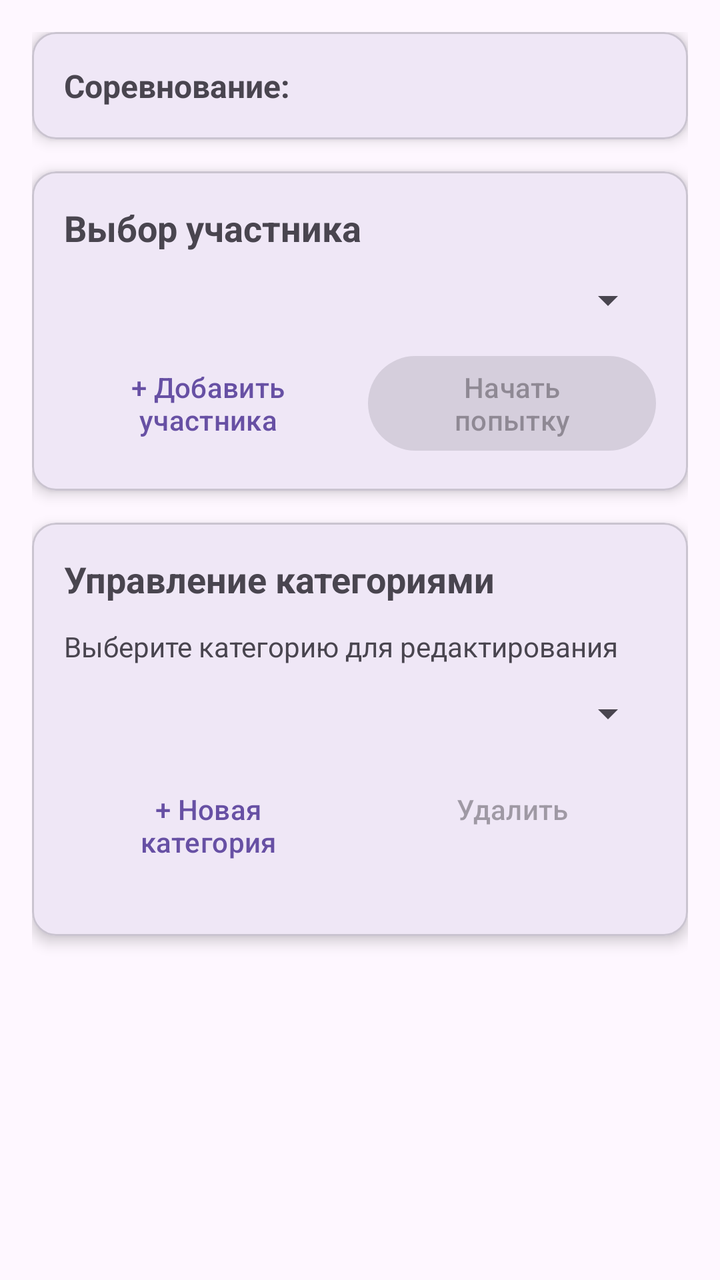
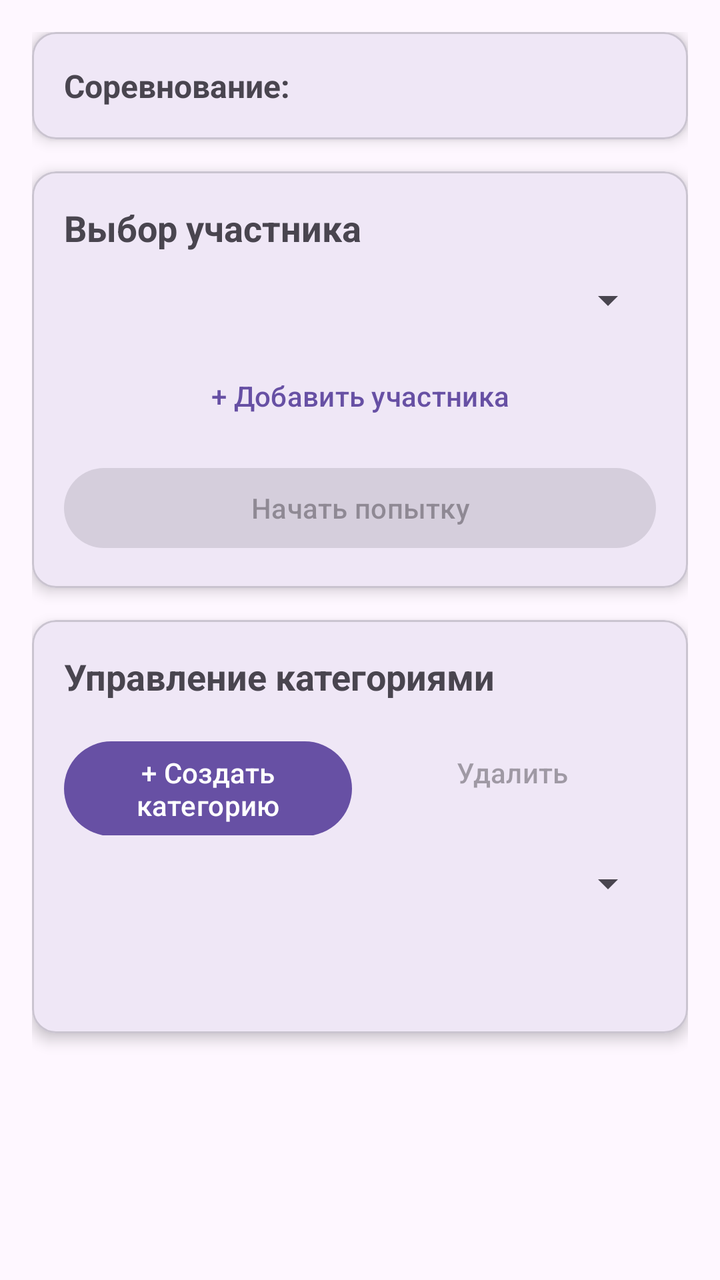

Compare the two renders of this Android layout. The source of the first and the diff that turns it into the second are given below.
<!-- AndroidManifest.xml: application theme Theme.Material3.DayNight.NoActionBar -->
<!-- res/layout/activity_selectors.xml -->
<?xml version="1.0" encoding="utf-8"?>
<ScrollView xmlns:android="http://schemas.android.com/apk/res/android"
    xmlns:app="http://schemas.android.com/apk/res-auto"
    android:layout_width="match_parent"
    android:layout_height="match_parent"
    android:background="?android:attr/colorBackground">

    <LinearLayout
        android:layout_width="match_parent"
        android:layout_height="wrap_content"
        android:orientation="vertical"
        android:padding="16dp">

        
        <com.google.android.material.card.MaterialCardView
            android:layout_width="match_parent"
            android:layout_height="wrap_content"
            android:layout_marginBottom="16dp"
            app:cardElevation="4dp">

            <LinearLayout
                android:layout_width="match_parent"
                android:layout_height="wrap_content"
                android:orientation="vertical"
                android:padding="16dp">

                <TextView
                    android:id="@+id/txtCompetitionInfo"
                    android:layout_width="wrap_content"
                    android:layout_height="wrap_content"
                    android:text="Соревнование: "
                    android:textSize="16sp"
                    android:textStyle="bold"/>
            </LinearLayout>
        </com.google.android.material.card.MaterialCardView>

        
        <com.google.android.material.card.MaterialCardView
            android:layout_width="match_parent"
            android:layout_height="wrap_content"
            android:layout_marginBottom="16dp"
            app:cardElevation="4dp">

            <LinearLayout
                android:layout_width="match_parent"
                android:layout_height="wrap_content"
                android:orientation="vertical"
                android:padding="16dp">

                <TextView
                    android:layout_width="wrap_content"
                    android:layout_height="wrap_content"
                    android:text="Выбор участника"
                    android:textSize="18sp"
                    android:textStyle="bold"
                    android:layout_marginBottom="12dp"/>

                <Spinner
                    android:id="@+id/spinnerParticipant"
                    android:layout_width="match_parent"
                    android:layout_height="wrap_content" />

                <TextView
                    android:id="@+id/txtNoParticipants"
                    android:layout_width="match_parent"
                    android:layout_height="wrap_content"
                    android:text="Нет участников\n\nНажмите кнопку ниже, чтобы добавить"
                    android:textAlignment="center"
                    android:visibility="gone"
                    android:padding="24dp"
                    android:textColor="?android:attr/textColorSecondary"/>

                <LinearLayout
                    android:layout_width="match_parent"
                    android:layout_height="wrap_content"
                    android:orientation="horizontal"
                    android:layout_marginTop="12dp">

                    <Button
                        android:id="@+id/btnAddParticipant"
                        android:layout_width="0dp"
                        android:layout_height="wrap_content"
                        android:layout_weight="1"
                        android:text="+ Добавить участника"
                        android:layout_marginEnd="8dp"
                        style="@style/Widget.Material3.Button.TextButton"/>

                    <Button
                        android:id="@+id/btnStartAttempt"
                        android:layout_width="0dp"
                        android:layout_height="wrap_content"
                        android:layout_weight="1"
                        android:text="Начать попытку"
                        android:enabled="false"
                        style="@style/Widget.Material3.Button"/>
                </LinearLayout>
            </LinearLayout>
        </com.google.android.material.card.MaterialCardView>

        
        <com.google.android.material.card.MaterialCardView
            android:layout_width="match_parent"
            android:layout_height="wrap_content"
            android:layout_marginBottom="16dp"
            app:cardElevation="4dp">

            <LinearLayout
                android:layout_width="match_parent"
                android:layout_height="wrap_content"
                android:orientation="vertical"
                android:padding="16dp">

                <TextView
                    android:layout_width="wrap_content"
                    android:layout_height="wrap_content"
                    android:text="Управление категориями"
                    android:textSize="18sp"
                    android:textStyle="bold"
                    android:layout_marginBottom="12dp"/>

                <TextView
                    android:layout_width="wrap_content"
                    android:layout_height="wrap_content"
                    android:text="Выберите категорию для редактирования"
                    android:textSize="14sp"
                    android:textColor="?android:attr/textColorSecondary"
                    android:layout_marginBottom="12dp"/>

                <Spinner
                    android:id="@+id/spinnerCategory"
                    android:layout_width="match_parent"
                    android:layout_height="wrap_content"
                    android:layout_marginBottom="12dp" />

                <LinearLayout
                    android:layout_width="match_parent"
                    android:layout_height="wrap_content"
                    android:orientation="horizontal"
                    android:layout_marginBottom="16dp">

                    <Button
                        android:id="@+id/btnAddCategory"
                        android:layout_width="0dp"
                        android:layout_height="wrap_content"
                        android:layout_weight="1"
                        android:text="+ Новая категория"
                        android:layout_marginEnd="8dp"
                        style="@style/Widget.Material3.Button.TextButton"/>

                    <Button
                        android:id="@+id/btnDeleteCategory"
                        android:layout_width="0dp"
                        android:layout_height="wrap_content"
                        android:layout_weight="1"
                        android:text="Удалить"
                        android:enabled="false"
                        style="@style/Widget.Material3.Button.TextButton"/>
                </LinearLayout>
            </LinearLayout>
        </com.google.android.material.card.MaterialCardView>

        
        <LinearLayout
            android:id="@+id/categoryFormPanel"
            android:layout_width="match_parent"
            android:layout_height="wrap_content"
            android:orientation="vertical"
            android:visibility="gone">

            
            <com.google.android.material.card.MaterialCardView
                android:layout_width="match_parent"
                android:layout_height="wrap_content"
                android:layout_marginBottom="16dp"
                app:cardElevation="4dp">

                <LinearLayout
                    android:layout_width="match_parent"
                    android:layout_height="wrap_content"
                    android:orientation="vertical"
                    android:padding="16dp">

                    <TextView
                        android:layout_width="wrap_content"
                        android:layout_height="wrap_content"
                        android:text="Параметры категории"
                        android:textSize="16sp"
                        android:textStyle="bold"
                        android:layout_marginBottom="16dp"/>

                    <com.google.android.material.textfield.TextInputLayout
                        android:layout_width="match_parent"
                        android:layout_height="wrap_content"
                        android:hint="Название категории"
                        style="@style/Widget.Material3.TextInputLayout.OutlinedBox">

                        <com.google.android.material.textfield.TextInputEditText
                            android:id="@+id/etCategoryName"
                            android:layout_width="match_parent"
                            android:layout_height="wrap_content"
                            android:inputType="textCapWords"/>
                    </com.google.android.material.textfield.TextInputLayout>

                    <com.google.android.material.textfield.TextInputLayout
                        android:layout_width="match_parent"
                        android:layout_height="wrap_content"
                        android:hint="Лимит времени (секунды)"
                        style="@style/Widget.Material3.TextInputLayout.OutlinedBox">

                        <com.google.android.material.textfield.TextInputEditText
                            android:id="@+id/etTimeLimit"
                            android:layout_width="match_parent"
                            android:layout_height="wrap_content"
                            android:inputType="numberDecimal"
                            android:text="120"/>
                    </com.google.android.material.textfield.TextInputLayout>

                    <com.google.android.material.textfield.TextInputLayout
                        android:layout_width="match_parent"
                        android:layout_height="wrap_content"
                        android:hint="Количество закладок"
                        style="@style/Widget.Material3.TextInputLayout.OutlinedBox">

                        <com.google.android.material.textfield.TextInputEditText
                            android:id="@+id/etHidesCount"
                            android:layout_width="match_parent"
                            android:layout_height="wrap_content"
                            android:inputType="number"
                            android:text="5"/>
                    </com.google.android.material.textfield.TextInputLayout>

                    <com.google.android.material.textfield.TextInputLayout
                        android:layout_width="match_parent"
                        android:layout_height="wrap_content"
                        android:hint="Максимальный балл"
                        style="@style/Widget.Material3.TextInputLayout.OutlinedBox">

                        <com.google.android.material.textfield.TextInputEditText
                            android:id="@+id/etMaxScore"
                            android:layout_width="match_parent"
                            android:layout_height="wrap_content"
                            android:inputType="number"
                            android:text="100"/>
                    </com.google.android.material.textfield.TextInputLayout>
                </LinearLayout>
            </com.google.android.material.card.MaterialCardView>

            
            <com.google.android.material.card.MaterialCardView
                android:layout_width="match_parent"
                android:layout_height="wrap_content"
                android:layout_marginBottom="16dp"
                app:cardElevation="4dp">

                <LinearLayout
                    android:layout_width="match_parent"
                    android:layout_height="wrap_content"
                    android:orientation="vertical"
                    android:padding="16dp">

                    <TextView
                        android:layout_width="wrap_content"
                        android:layout_height="wrap_content"
                        android:text="Правила штрафов"
                        android:textSize="16sp"
                        android:textStyle="bold"/>

                    <TextView
                        android:layout_width="wrap_content"
                        android:layout_height="wrap_content"
                        android:text="flat - фиксированный штраф, progressive - прогрессивный (каждое нарушение дороже)"
                        android:textSize="12sp"
                        android:textColor="?android:attr/textColorSecondary"
                        android:layout_marginTop="4dp"
                        android:layout_marginBottom="16dp"/>

                    <LinearLayout
                        android:id="@+id/penaltyRulesContainer"
                        android:layout_width="match_parent"
                        android:layout_height="wrap_content"
                        android:orientation="vertical"/>

                    <Button
                        android:id="@+id/btnAddPenaltyRule"
                        android:layout_width="wrap_content"
                        android:layout_height="wrap_content"
                        android:text="+ Добавить правило штрафа"
                        android:layout_marginTop="12dp"
                        style="@style/Widget.Material3.Button.TextButton"/>
                </LinearLayout>
            </com.google.android.material.card.MaterialCardView>

            
            <com.google.android.material.card.MaterialCardView
                android:layout_width="match_parent"
                android:layout_height="wrap_content"
                android:layout_marginBottom="16dp"
                app:cardElevation="4dp">

                <LinearLayout
                    android:layout_width="match_parent"
                    android:layout_height="wrap_content"
                    android:padding="16dp">

                    <Button
                        android:id="@+id/btnSaveCategory"
                        android:layout_width="match_parent"
                        android:layout_height="wrap_content"
                        android:text="Сохранить категорию"
                        android:textSize="16sp"/>
                </LinearLayout>
            </com.google.android.material.card.MaterialCardView>

        </LinearLayout>

    </LinearLayout>
</ScrollView>
<!-- resources referenced by this layout -->
<resources>

</resources>

<!-- the commit's change to res/layout/activity_selectors.xml (unified diff, before → after) -->
@@ -70,30 +70,22 @@
                     android:padding="24dp"
                     android:textColor="?android:attr/textColorSecondary"/>
 
-                <LinearLayout
+                <Button
+                    android:id="@+id/btnAddParticipant"
                     android:layout_width="match_parent"
                     android:layout_height="wrap_content"
-                    android:orientation="horizontal"
-                    android:layout_marginTop="12dp">
+                    android:text="+ Добавить участника"
+                    android:layout_marginTop="12dp"
+                    style="@style/Widget.Material3.Button.TextButton"/>
 
-                    <Button
-                        android:id="@+id/btnAddParticipant"
-                        android:layout_width="0dp"
-                        android:layout_height="wrap_content"
-                        android:layout_weight="1"
-                        android:text="+ Добавить участника"
-                        android:layout_marginEnd="8dp"
-                        style="@style/Widget.Material3.Button.TextButton"/>
-
-                    <Button
-                        android:id="@+id/btnStartAttempt"
-                        android:layout_width="0dp"
-                        android:layout_height="wrap_content"
-                        android:layout_weight="1"
-                        android:text="Начать попытку"
-                        android:enabled="false"
-                        style="@style/Widget.Material3.Button"/>
-                </LinearLayout>
+                <Button
+                    android:id="@+id/btnStartAttempt"
+                    android:layout_width="match_parent"
+                    android:layout_height="wrap_content"
+                    android:text="Начать попытку"
+                    android:layout_marginTop="8dp"
+                    android:enabled="false"
+                    style="@style/Widget.Material3.Button"/>
             </LinearLayout>
         </com.google.android.material.card.MaterialCardView>
 
@@ -118,34 +110,20 @@
                     android:textStyle="bold"
                     android:layout_marginBottom="12dp"/>
 
-                <TextView
-                    android:layout_width="wrap_content"
-                    android:layout_height="wrap_content"
-                    android:text="Выберите категорию для редактирования"
-                    android:textSize="14sp"
-                    android:textColor="?android:attr/textColorSecondary"
-                    android:layout_marginBottom="12dp"/>
-
-                <Spinner
-                    android:id="@+id/spinnerCategory"
-                    android:layout_width="match_parent"
-                    android:layout_height="wrap_content"
-                    android:layout_marginBottom="12dp" />
-
                 <LinearLayout
                     android:layout_width="match_parent"
                     android:layout_height="wrap_content"
                     android:orientation="horizontal"
-                    android:layout_marginBottom="16dp">
+                    android:layout_marginBottom="12dp">
 
                     <Button
                         android:id="@+id/btnAddCategory"
                         android:layout_width="0dp"
                         android:layout_height="wrap_content"
                         android:layout_weight="1"
-                        android:text="+ Новая категория"
+                        android:text="+ Создать категорию"
                         android:layout_marginEnd="8dp"
-                        style="@style/Widget.Material3.Button.TextButton"/>
+                        style="@style/Widget.Material3.Button"/>
 
                     <Button
                         android:id="@+id/btnDeleteCategory"
@@ -156,162 +134,25 @@
                         android:enabled="false"
                         style="@style/Widget.Material3.Button.TextButton"/>
                 </LinearLayout>
+
+                <Spinner
+                    android:id="@+id/spinnerCategory"
+                    android:layout_width="match_parent"
+                    android:layout_height="wrap_content"
+                    android:layout_marginBottom="12dp" />
+
+                <TextView
+                    android:id="@+id/tvCategoryInfo"
+                    android:layout_width="match_parent"
+                    android:layout_height="wrap_content"
+                    android:text=""
+                    android:textSize="14sp"
+                    android:padding="8dp"
+                    android:background="?android:attr/selectableItemBackground"
+                    android:typeface="monospace"/>
+
             </LinearLayout>
         </com.google.android.material.card.MaterialCardView>
 
-        
-        <LinearLayout
-            android:id="@+id/categoryFormPanel"
-            android:layout_width="match_parent"
-            android:layout_height="wrap_content"
-            android:orientation="vertical"
-            android:visibility="gone">
-
-            
-            <com.google.android.material.card.MaterialCardView
-                android:layout_width="match_parent"
-                android:layout_height="wrap_content"
-                android:layout_marginBottom="16dp"
-                app:cardElevation="4dp">
-
-                <LinearLayout
-                    android:layout_width="match_parent"
-                    android:layout_height="wrap_content"
-                    android:orientation="vertical"
-                    android:padding="16dp">
-
-                    <TextView
-                        android:layout_width="wrap_content"
-                        android:layout_height="wrap_content"
-                        android:text="Параметры категории"
-                        android:textSize="16sp"
-                        android:textStyle="bold"
-                        android:layout_marginBottom="16dp"/>
-
-                    <com.google.android.material.textfield.TextInputLayout
-                        android:layout_width="match_parent"
-                        android:layout_height="wrap_content"
-                        android:hint="Название категории"
-                        style="@style/Widget.Material3.TextInputLayout.OutlinedBox">
-
-                        <com.google.android.material.textfield.TextInputEditText
-                            android:id="@+id/etCategoryName"
-                            android:layout_width="match_parent"
-                            android:layout_height="wrap_content"
-                            android:inputType="textCapWords"/>
-                    </com.google.android.material.textfield.TextInputLayout>
-
-                    <com.google.android.material.textfield.TextInputLayout
-                        android:layout_width="match_parent"
-                        android:layout_height="wrap_content"
-                        android:hint="Лимит времени (секунды)"
-                        style="@style/Widget.Material3.TextInputLayout.OutlinedBox">
-
-                        <com.google.android.material.textfield.TextInputEditText
-                            android:id="@+id/etTimeLimit"
-                            android:layout_width="match_parent"
-                            android:layout_height="wrap_content"
-                            android:inputType="numberDecimal"
-                            android:text="120"/>
-                    </com.google.android.material.textfield.TextInputLayout>
-
-                    <com.google.android.material.textfield.TextInputLayout
-                        android:layout_width="match_parent"
-                        android:layout_height="wrap_content"
-                        android:hint="Количество закладок"
-                        style="@style/Widget.Material3.TextInputLayout.OutlinedBox">
-
-                        <com.google.android.material.textfield.TextInputEditText
-                            android:id="@+id/etHidesCount"
-                            android:layout_width="match_parent"
-                            android:layout_height="wrap_content"
-                            android:inputType="number"
-                            android:text="5"/>
-                    </com.google.android.material.textfield.TextInputLayout>
-
-                    <com.google.android.material.textfield.TextInputLayout
-                        android:layout_width="match_parent"
-                        android:layout_height="wrap_content"
-                        android:hint="Максимальный балл"
-                        style="@style/Widget.Material3.TextInputLayout.OutlinedBox">
-
-                        <com.google.android.material.textfield.TextInputEditText
-                            android:id="@+id/etMaxScore"
-                            android:layout_width="match_parent"
-                            android:layout_height="wrap_content"
-                            android:inputType="number"
-                            android:text="100"/>
-                    </com.google.android.material.textfield.TextInputLayout>
-                </LinearLayout>
-            </com.google.android.material.card.MaterialCardView>
-
-            
-            <com.google.android.material.card.MaterialCardView
-                android:layout_width="match_parent"
-                android:layout_height="wrap_content"
-                android:layout_marginBottom="16dp"
-                app:cardElevation="4dp">
-
-                <LinearLayout
-                    android:layout_width="match_parent"
-                    android:layout_height="wrap_content"
-                    android:orientation="vertical"
-                    android:padding="16dp">
-
-                    <TextView
-                        android:layout_width="wrap_content"
-                        android:layout_height="wrap_content"
-                        android:text="Правила штрафов"
-                        android:textSize="16sp"
-                        android:textStyle="bold"/>
-
-                    <TextView
-                        android:layout_width="wrap_content"
-                        android:layout_height="wrap_content"
-                        android:text="flat - фиксированный штраф, progressive - прогрессивный (каждое нарушение дороже)"
-                        android:textSize="12sp"
-                        android:textColor="?android:attr/textColorSecondary"
-                        android:layout_marginTop="4dp"
-                        android:layout_marginBottom="16dp"/>
-
-                    <LinearLayout
-                        android:id="@+id/penaltyRulesContainer"
-                        android:layout_width="match_parent"
-                        android:layout_height="wrap_content"
-                        android:orientation="vertical"/>
-
-                    <Button
-                        android:id="@+id/btnAddPenaltyRule"
-                        android:layout_width="wrap_content"
-                        android:layout_height="wrap_content"
-                        android:text="+ Добавить правило штрафа"
-                        android:layout_marginTop="12dp"
-                        style="@style/Widget.Material3.Button.TextButton"/>
-                </LinearLayout>
-            </com.google.android.material.card.MaterialCardView>
-
-            
-            <com.google.android.material.card.MaterialCardView
-                android:layout_width="match_parent"
-                android:layout_height="wrap_content"
-                android:layout_marginBottom="16dp"
-                app:cardElevation="4dp">
-
-                <LinearLayout
-                    android:layout_width="match_parent"
-                    android:layout_height="wrap_content"
-                    android:padding="16dp">
-
-                    <Button
-                        android:id="@+id/btnSaveCategory"
-                        android:layout_width="match_parent"
-                        android:layout_height="wrap_content"
-                        android:text="Сохранить категорию"
-                        android:textSize="16sp"/>
-                </LinearLayout>
-            </com.google.android.material.card.MaterialCardView>
-
-        </LinearLayout>
-
     </LinearLayout>
 </ScrollView>
